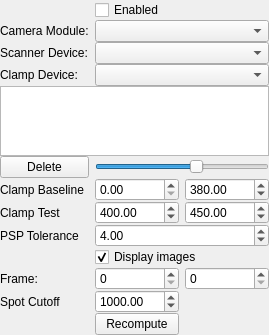
Above: lib/modules/ProtocolRunner/analysisModules/Uncaging/UncagingTemplate.ui from acq4/acq4 before the change. Below: the same form after it.
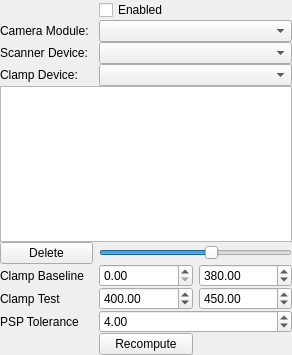
That is the form after the change. Custom widgets are drawn as their Qt base class.

Commit message: Implemented interfaceCombos for Scanner, Laser, UncagingAnalysis

Diff of the .ui file:
```diff
--- a/lib/modules/ProtocolRunner/analysisModules/Uncaging/UncagingTemplate.ui
+++ b/lib/modules/ProtocolRunner/analysisModules/Uncaging/UncagingTemplate.ui
@@ -6,8 +6,8 @@
    <rect>
     <x>0</x>
     <y>0</y>
-    <width>240</width>
-    <height>287</height>
+    <width>292</width>
+    <height>355</height>
    </rect>
   </property>
   <property name="windowTitle">
@@ -157,63 +157,24 @@
        </property>
       </widget>
      </item>
-     <item row="17" column="1">
+     <item row="13" column="1">
       <widget class="QPushButton" name="recomputeBtn">
        <property name="text">
         <string>Recompute</string>
        </property>
       </widget>
      </item>
-     <item row="13" column="1" colspan="2">
-      <widget class="QCheckBox" name="displayImageCheck">
-       <property name="text">
-        <string>Display images</string>
-       </property>
-       <property name="checked">
-        <bool>true</bool>
-       </property>
-      </widget>
-     </item>
-     <item row="15" column="1">
-      <widget class="QDoubleSpinBox" name="spotToleranceSpin">
-       <property name="minimum">
-        <double>0.010000000000000</double>
-       </property>
-       <property name="maximum">
-        <double>100000000.000000000000000</double>
-       </property>
-       <property name="singleStep">
-        <double>0.100000000000000</double>
-       </property>
-       <property name="value">
-        <double>1000.000000000000000</double>
-       </property>
-      </widget>
-     </item>
-     <item row="15" column="0">
-      <widget class="QLabel" name="label_7">
-       <property name="text">
-        <string>Spot Cutoff</string>
-       </property>
-      </widget>
-     </item>
-     <item row="14" column="0">
-      <widget class="QLabel" name="label_2">
-       <property name="text">
-        <string>Frame:</string>
-       </property>
-      </widget>
-     </item>
-     <item row="14" column="1">
-      <widget class="QSpinBox" name="frame1Spin"/>
-     </item>
-     <item row="14" column="2">
-      <widget class="QSpinBox" name="frame2Spin"/>
-     </item>
     </layout>
    </item>
   </layout>
  </widget>
+ <customwidgets>
+  <customwidget>
+   <class>InterfaceCombo</class>
+   <extends>QComboBox</extends>
+   <header>InterfaceCombo</header>
+  </customwidget>
+ </customwidgets>
  <resources/>
  <connections/>
 </ui>
```
Left out of the diff: 6 changed lines with no effect on the pictures. The commit also changes 13 other files.
